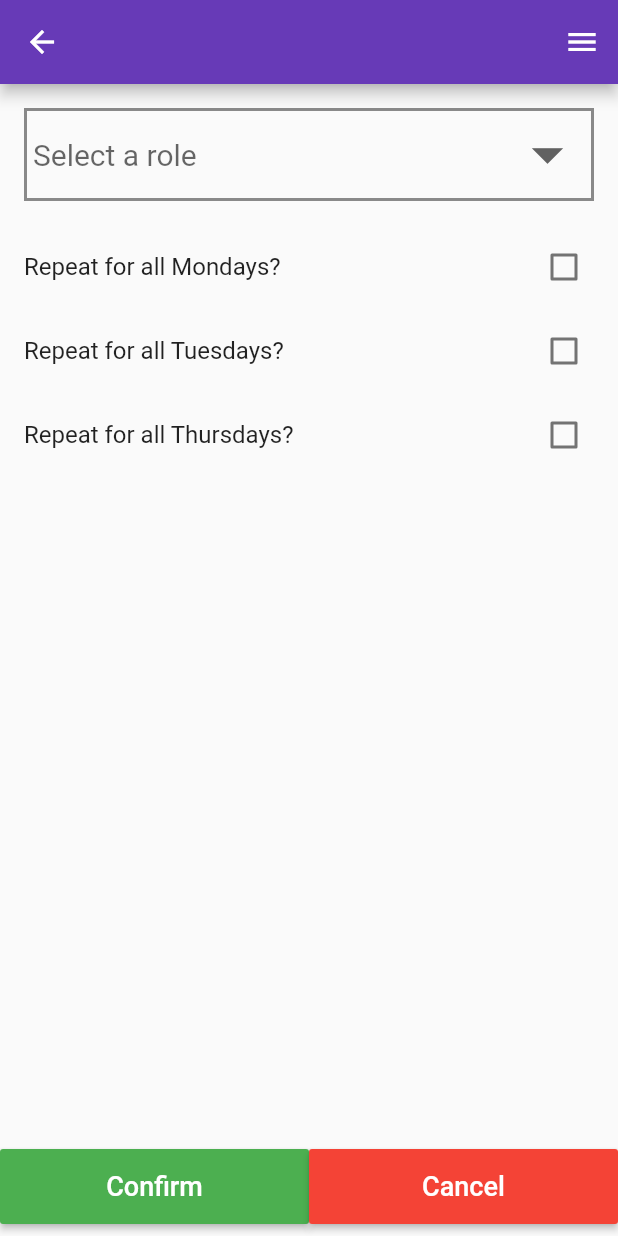
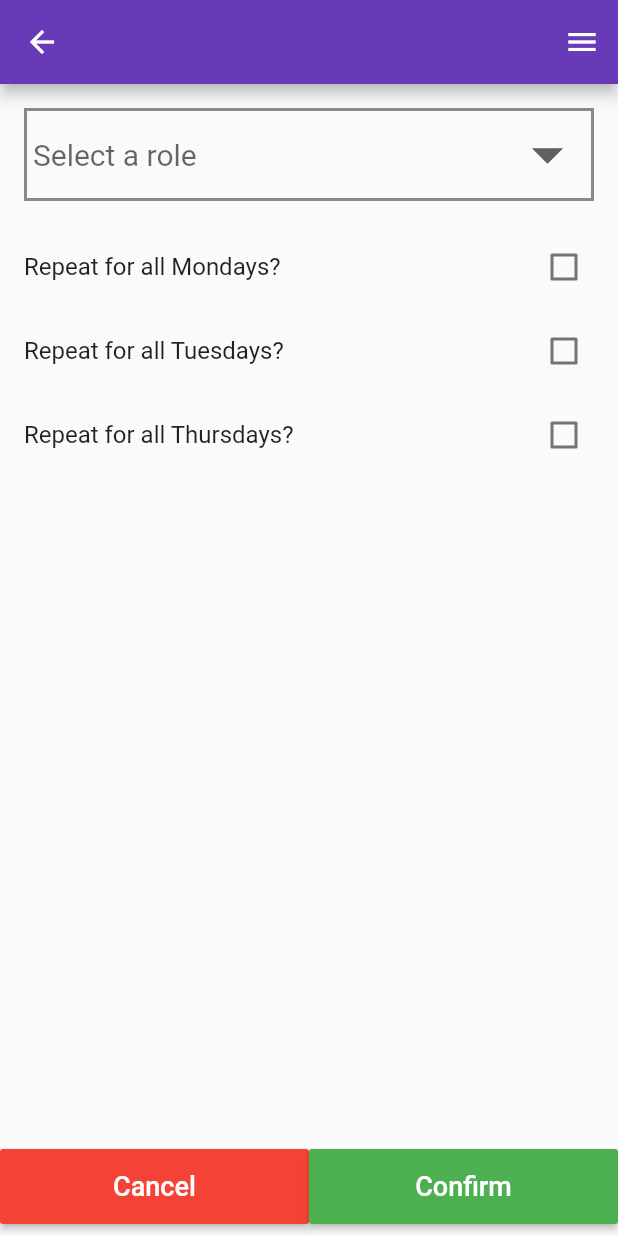
Before and after one commit to Andrew-Delaney/Volunteering-Rota-App, a Flutter app: the VolunteerForm screen opened directly with empty values, on a phone screen of 412 x 824 dp. Run offline on Flutter 3.47's test engine with Material 2 defaults, Android fonts, the phone set to English and light mode, and no system bars.

Commit message:
push remaining uncommitted code from the hack to the repo

```diff
--- a/lib/pages/all_dates.dart
+++ b/lib/pages/all_dates.dart
@@ -16,15 +16,18 @@ class AllDates extends StatelessWidget {
   Widget build(BuildContext context) {
     DateTime currentDate = DateTime.now();
 
+    ScrollController scrollController = new ScrollController();
+
     return Scaffold(
         resizeToAvoidBottomPadding: false,
         appBar: HHAppBar(username: username),
         body: Center(
           child: Column(
             children: <Widget>[
-              MonthDisplay(),
+              MonthDisplay(scrollController),
               Expanded(
                 child: ListView.builder(
+                  controller: scrollController,
                   itemBuilder: (BuildContext context, int index) {
                     DateTime nextAvailableDay = getNextVolunteeringDay(currentDate);
                     currentDate = nextAvailableDay;
--- a/lib/pages/volunteer_form.dart
+++ b/lib/pages/volunteer_form.dart
@@ -110,28 +110,6 @@ class _VolunteerFormState extends State<VolunteerForm> {
               child: Row(
                 children: <Widget>[
                   Expanded(
-                      child: Container(
-                    margin: EdgeInsets.symmetric(vertical: 8.0),
-                    child: ButtonTheme(
-                      height: 50.0,
-                      child: RaisedButton(
-                        onPressed: () {
-                          if (volunteerRole != null && volunteerRole != '') {
-                            widget.dateCard
-                                .updateVolunteeringRole(volunteerRole);
-                          }
-                          Navigator.of(context).pop();
-                        },
-                        child: Text(
-                          'Confirm',
-                          style: TextStyle(fontSize: Styles.fontSizeLarger),
-                        ),
-                        color: Colors.green,
-                        textColor: Colors.white,
-                      ),
-                    ),
-                  )),
-                  Expanded(
                     child: Container(
                         margin: EdgeInsets.symmetric(vertical: 8.0),
                         child: ButtonTheme(
@@ -149,8 +127,31 @@ class _VolunteerFormState extends State<VolunteerForm> {
                           ),
                         )),
                   ),
+                  Expanded(
+                      child: Container(
+                        margin: EdgeInsets.symmetric(vertical: 8.0),
+                        child: ButtonTheme(
+                          height: 50.0,
+                          child: RaisedButton(
+                            onPressed: () {
+                              if (volunteerRole != null && volunteerRole != '') {
+                                widget.dateCard
+                                    .updateVolunteeringRole(volunteerRole);
+                              }
+                              Navigator.of(context).pop();
+                            },
+                            child: Text(
+                              'Confirm',
+                              style: TextStyle(fontSize: Styles.fontSizeLarger),
+                            ),
+                            color: Colors.green,
+                            textColor: Colors.white,
+                          ),
+                        ),
+                      )),
                 ],
               ),
+
             ),
           ],
         ),
```
Also changed, not shown: lib/widgets/month_picker.dart (+16 -6 lines).
